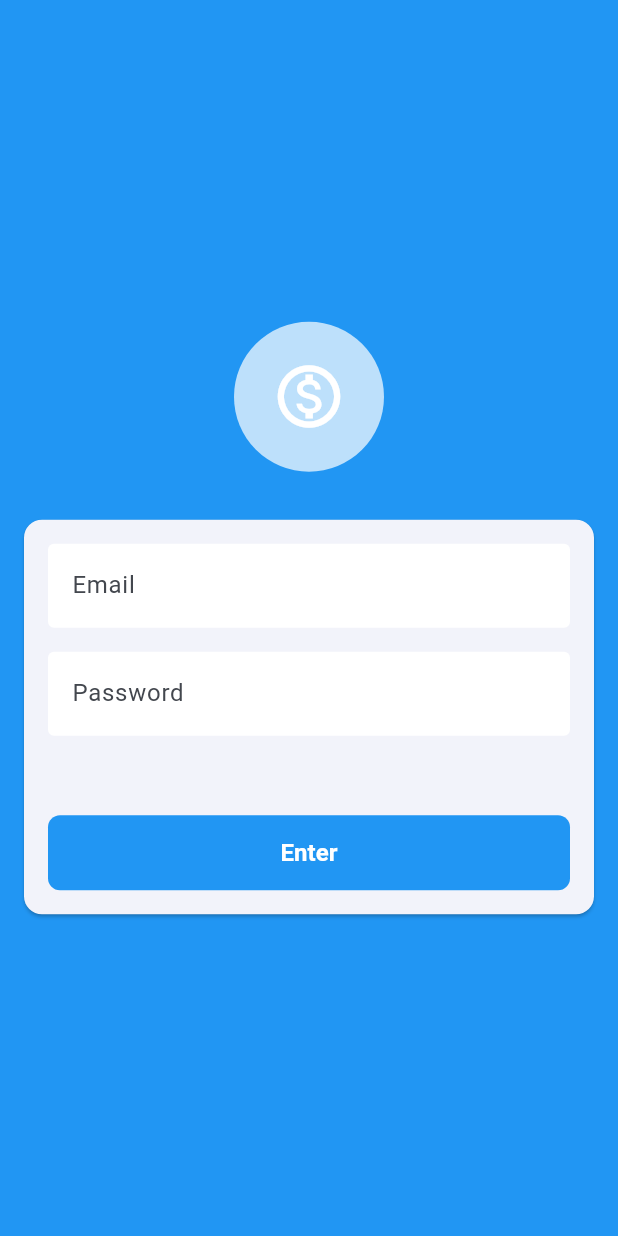
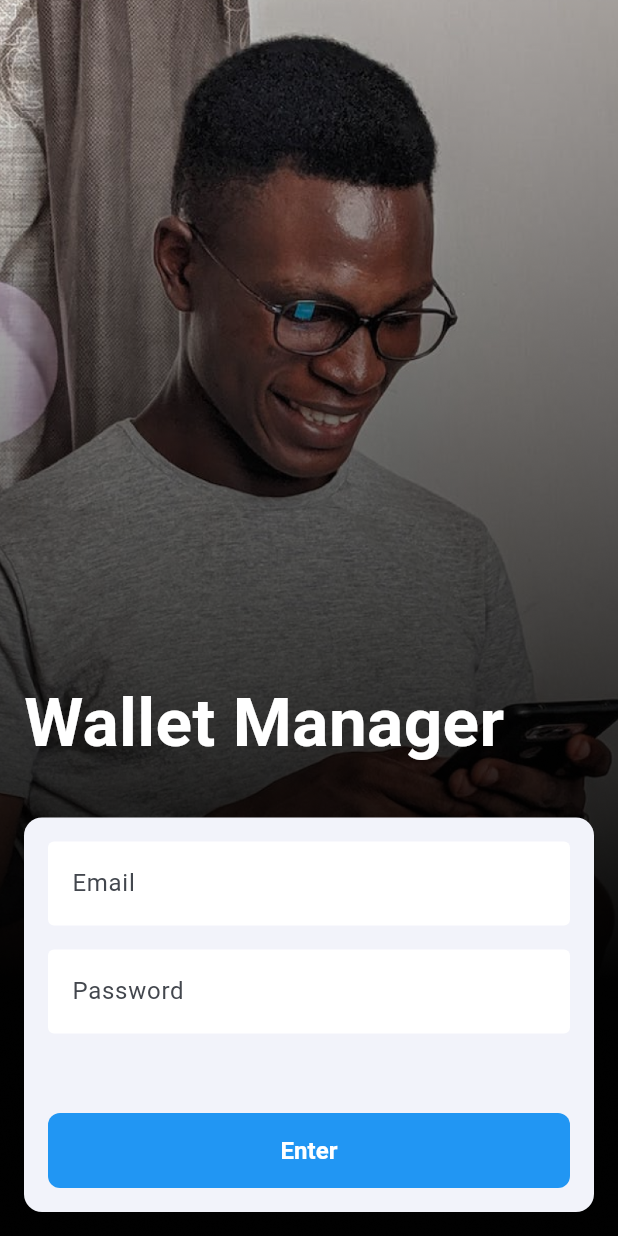
Before and after one commit to mik255/flutter_wallet_manager_Clean_Arch, a Flutter app: the LoginPage screen opened directly, on a phone screen of 412 x 824 dp. Run offline on Flutter 3.47's test engine with Material 2 defaults, Android fonts, the phone set to English and light mode, and no system bars; our stand-ins replace shared_preferences; accounts and stored records are empty.

Commit message:
background img and improvement page style

```diff
--- a/lib/main.dart
+++ b/lib/main.dart
@@ -16,6 +16,7 @@ class MyApp extends StatelessWidget {
   @override
   Widget build(BuildContext context) {
     return MaterialApp(
+      debugShowCheckedModeBanner: false,
       title: 'Flutter Demo',
       theme: ThemeData(
         colorScheme: ColorScheme.fromSeed(
@@ -24,7 +25,7 @@ class MyApp extends StatelessWidget {
             seedColor: Colors.blue),
         useMaterial3: true,
       ),
-      home:  HomePage(),
+      home:  LoginPage(),
     );
   }
 }
--- a/lib/view/login/login_page.dart
+++ b/lib/view/login/login_page.dart
@@ -6,11 +6,11 @@ import '../../models/user.dart';
 import '../designer_system/button_decoretor.dart';
 import '../designer_system/custom_text_field.dart';
 
-class LoginPage extends StatelessWidget {
 final TextEditingController emailController = TextEditingController();
 final TextEditingController passwordController = TextEditingController();
 
-  LoginPage({super.key});
+class LoginPage extends StatelessWidget {
+  const LoginPage({super.key});
 
   @override
   Widget build(BuildContext context) {
@@ -25,20 +25,36 @@ class LoginPage extends StatelessWidget {
       user: user,
       helper: helper,
     );
-    return Scaffold(
-      backgroundColor: Colors.blue,
+    return Container(
+      decoration: const BoxDecoration(
+        image: DecorationImage(
+          image: AssetImage('assets/login_background.png'),
+          fit: BoxFit.cover,
+        ),
+      ),
+      child: Scaffold(
+        backgroundColor: Colors.transparent,
         body: Column(
-        mainAxisAlignment: MainAxisAlignment.center,
+          mainAxisAlignment: MainAxisAlignment.start,
+          crossAxisAlignment: CrossAxisAlignment.start,
           children: [
-          const Padding(
-            padding: EdgeInsets.symmetric(vertical: 16.0),
-            child: CircleAvatar(
-              radius: 50,
-              backgroundColor: Colors.white70,
-              child: Icon(
-                Icons.monetization_on_outlined,
-                size: 50,
+            const Spacer(),
+            Padding(
+              padding:
+                  const EdgeInsets.symmetric(vertical: 16.0, horizontal: 16.0),
+              child: SizedBox(
+                width: MediaQuery.of(context).size.width * 0.8,
+                child: const Wrap(
+                  children: [
+                    Text(
+                      'Wallet Manager',
+                      style: TextStyle(
                         color: Colors.white,
+                        fontSize: 45,
+                        fontWeight: FontWeight.bold,
+                      ),
+                    ),
+                  ],
                 ),
               ),
             ),
@@ -63,8 +79,8 @@ class LoginPage extends StatelessWidget {
                           }
                           return null;
                         },
-                      decoration:
-                          CustomTextFieldDecorator().getInputDecorator('Email'),
+                        decoration: CustomTextFieldDecorator()
+                            .getInputDecorator('Email'),
                       ),
                       const SizedBox(height: 16.0),
                       TextFormField(
@@ -118,6 +134,7 @@ class LoginPage extends StatelessWidget {
             )
           ],
         ),
+      ),
     );
   }
 }
--- a/pubspec.yaml
+++ b/pubspec.yaml
@@ -62,10 +62,8 @@ flutter:
   # the material Icons class.
   uses-material-design: true
 
-  # To add assets to your application, add an assets section, like this:
-  # assets:
-  #   - images/a_dot_burr.jpeg
-  #   - images/a_dot_ham.jpeg
+  assets:
+    - assets/
 
   # An image asset can refer to one or more resolution-specific "variants", see
   # https://flutter.dev/assets-and-images/#resolution-aware
```
Also changed, not shown: assets/login_background.png (added), login_background/Rectangle 190.png (added). Lines whose indentation alone changed are shown as unchanged.
